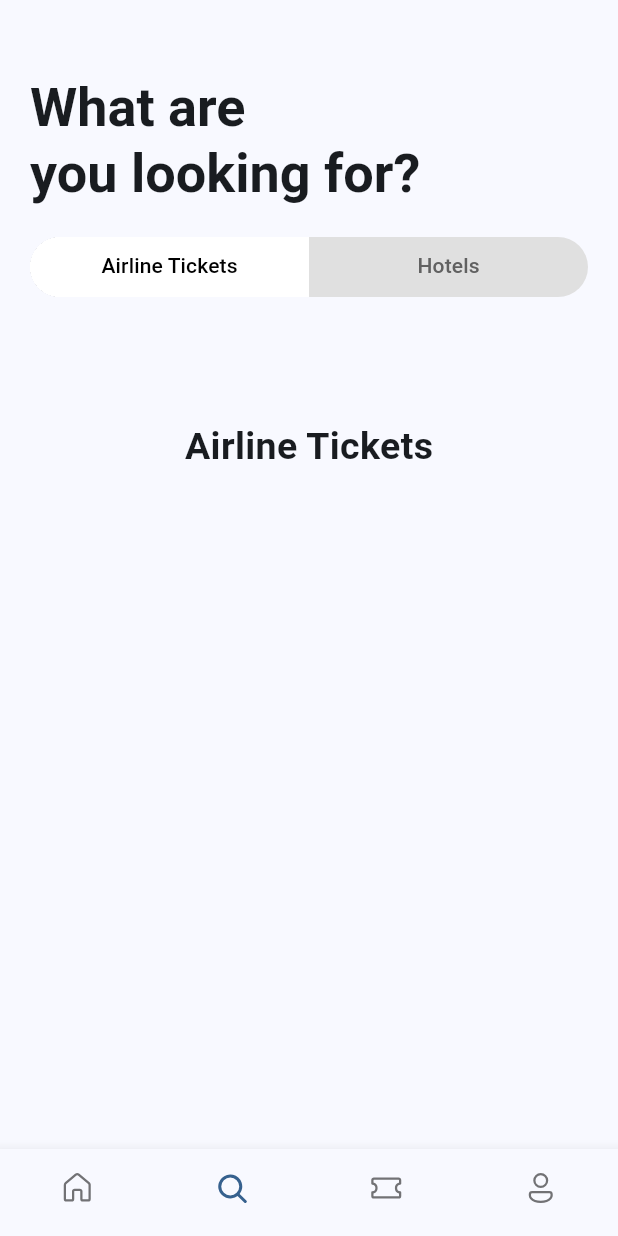
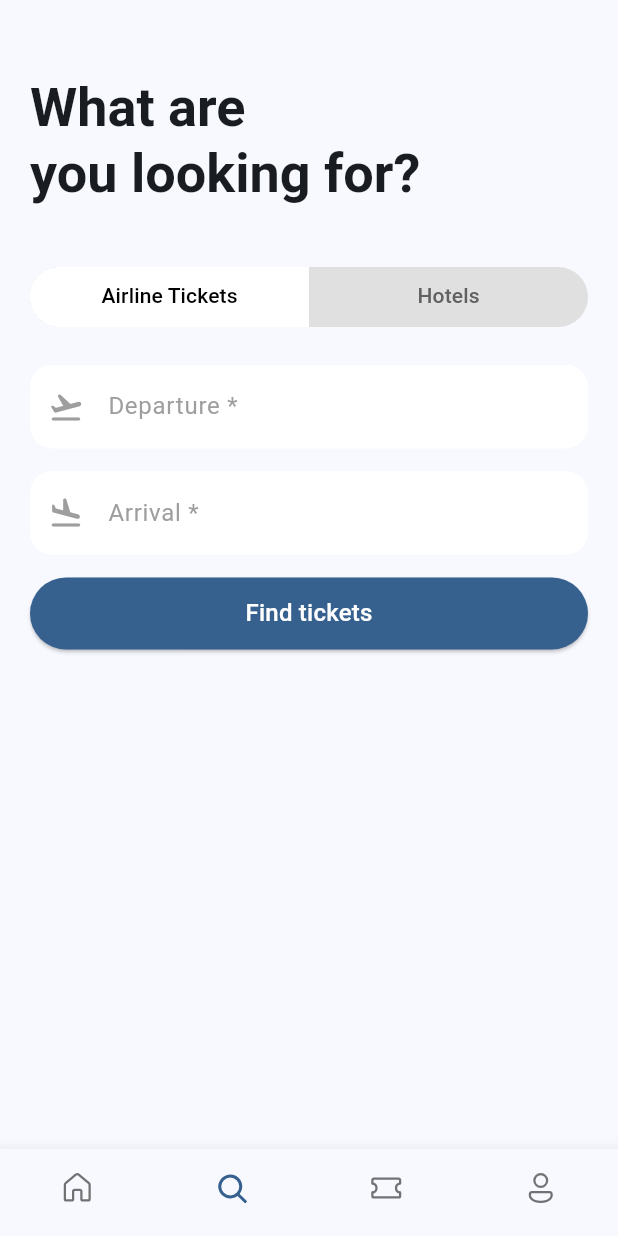
Before and after one commit to alexleboucher/tickets-booking-app, a Flutter app: the screen it shows after launch, item 2 of the bottom bar chosen, on a phone screen of 412 x 824 dp. Run offline on Flutter 3.47's test engine with Material 2 defaults, Android fonts, the phone set to English and light mode, and no system bars; our stand-ins replace fluentui_icons, gap.

Commit message:
Added search tickets and hotels forms on search screen

```diff
--- a/lib/screens/search_screen.dart
+++ b/lib/screens/search_screen.dart
@@ -9,11 +9,13 @@
   @override
   Widget build(BuildContext context) {
     return ListView(
-      padding: const EdgeInsets.only(top: 50, bottom: 20, right: 20, left: 20),
       children: const [
-        DisplayText(
-          'What are\nyou looking for?',
-          textStyle: DisplayStyle.displaySmall,
+        Padding(
+          padding: EdgeInsets.only(top: 50, bottom: 20, right: 20, left: 20),
+          child: DisplayText(
+            'What are\nyou looking for?',
+            textStyle: DisplayStyle.displaySmall,
+          ),
         ),
         Gap(20),
         SearchFlightsHotels(),
--- /dev/null
+++ b/lib/widgets/search/search_flights_form.dart
@@ -0,0 +1,96 @@
+import 'package:flutter/material.dart';
+import 'package:gap/gap.dart';
+import 'package:tickets_booking_app/widgets/ui/input/text_input.dart';
+import 'package:tickets_booking_app/widgets/ui/text/text_customization.dart';
+import 'package:tickets_booking_app/widgets/ui/text/title_text.dart';
+
+class SearchFlightsForm extends StatefulWidget {
+  const SearchFlightsForm({super.key});
+
+  @override
+  State<SearchFlightsForm> createState() => _SearchFlightsFormState();
+}
+
+class _SearchFlightsFormState extends State<SearchFlightsForm> {
+  final _formKey = GlobalKey<FormState>();
+
+  @override
+  Widget build(BuildContext context) {
+    final theme = Theme.of(context);
+
+    return Container(
+      margin: const EdgeInsets.symmetric(horizontal: 20),
+      child: Form(
+        key: _formKey,
+        child: Column(
+          crossAxisAlignment: CrossAxisAlignment.stretch,
+          children: [
+            TextInput(
+              onTapOutside: (event) {
+                FocusScopeNode currentFocus = FocusScope.of(context);
+                if (!currentFocus.hasPrimaryFocus) {
+                  currentFocus.unfocus();
+                }
+              },
+              validator: (value) {
+                if (value?.trim() == '') {
+                  return 'Departure cannot be empty';
+                }
+                return null;
+              },
+              hintText: 'Departure *',
+              prefixIcon: const Icon(Icons.flight_takeoff_rounded),
+              prefixIconColor: Colors.grey.shade500,
+            ),
+            const Gap(15),
+            TextInput(
+              onTapOutside: (event) {
+                FocusScopeNode currentFocus = FocusScope.of(context);
+                if (!currentFocus.hasPrimaryFocus) {
+                  currentFocus.unfocus();
+                }
+              },
+              validator: (value) {
+                if (value?.trim() == '') {
+                  return 'Arrival cannot be empty';
+                }
+                return null;
+              },
+              hintText: 'Arrival *',
+              prefixIcon: const Icon(Icons.flight_land_rounded),
+              prefixIconColor: Colors.grey.shade500,
+            ),
+            const Gap(15),
+            ElevatedButton(
+              style: ButtonStyle(
+                backgroundColor:
+                    MaterialStateProperty.all(theme.colorScheme.primary),
+              ),
+              onPressed: () {
+                if (_formKey.currentState!.validate()) {
+                  // If the form is valid, display a snackbar. In the real world,
+                  // you'd often call a server or save the information in a database.
+                  ScaffoldMessenger.of(context).showSnackBar(
+                    const SnackBar(
+                      content: Text('Searching tickets...'),
+                      backgroundColor: Colors.green,
+                    ),
+                  );
+                }
+              },
+              child: const Padding(
+                padding: EdgeInsets.symmetric(vertical: 12),
+                child: TitleText(
+                  'Find tickets',
+                  customization: TextCustomization(
+                    color: Colors.white,
+                  ),
+                ),
+              ),
+            )
+          ],
+        ),
+      ),
+    );
+  }
+}
--- a/lib/widgets/search/search_flights_hotels.dart
+++ b/lib/widgets/search/search_flights_hotels.dart
@@ -1,4 +1,7 @@
 import 'package:flutter/material.dart';
+import 'package:gap/gap.dart';
+import 'package:tickets_booking_app/widgets/search/search_flights_form.dart';
+import 'package:tickets_booking_app/widgets/search/search_hotels_form.dart';
 
 class SearchFlightsHotels extends StatefulWidget {
   const SearchFlightsHotels({super.key});
@@ -30,6 +33,7 @@
         Container(
           clipBehavior: Clip.hardEdge,
           height: 40,
+          margin: const EdgeInsets.symmetric(horizontal: 20),
           decoration: BoxDecoration(
             color: Colors.grey.shade300,
             borderRadius: BorderRadius.circular(
@@ -56,32 +60,19 @@
             ],
           ),
         ),
-        SizedBox(
-          height: 200,
+        const Gap(25),
+        Container(
+          constraints: const BoxConstraints(
+            maxHeight: 300,
+          ),
           child: TabBarView(
             controller: tabController,
             children: const [
               // first tab bar view widget
-              Center(
-                child: Text(
-                  'Airline Tickets',
-                  style: TextStyle(
-                    fontSize: 25,
-                    fontWeight: FontWeight.w600,
-                  ),
-                ),
-              ),
+              SearchFlightsForm(),
 
               // second tab bar view widget
-              Center(
-                child: Text(
-                  'Hotels',
-                  style: TextStyle(
-                    fontSize: 25,
-                    fontWeight: FontWeight.w600,
-                  ),
-                ),
-              ),
+              SearchHotelsForm(),
             ],
           ),
         ),
--- a/lib/widgets/ui/input/text_input.dart
+++ b/lib/widgets/ui/input/text_input.dart
@@ -6,24 +6,37 @@
     this.prefixIcon,
     this.hintText,
     this.prefixIconColor = Colors.grey,
+    this.focusedPrefixIconColor,
     this.fillColor = Colors.white,
     this.onTapOutside,
+    this.validator,
   });
 
   final Widget? prefixIcon;
   final Color fillColor;
-  final Color? prefixIconColor;
+  final Color prefixIconColor;
+  final Color? focusedPrefixIconColor;
   final String? hintText;
   final void Function(PointerDownEvent)? onTapOutside;
+  final String? Function(String?)? validator;
 
   @override
   Widget build(BuildContext context) {
+    final theme = Theme.of(context);
+
     return TextFormField(
       onTapOutside: onTapOutside,
+      validator: validator,
+      autovalidateMode: AutovalidateMode.onUserInteraction,
       decoration: InputDecoration(
         filled: true,
         fillColor: fillColor,
-        prefixIconColor: prefixIconColor,
+        prefixIconColor: MaterialStateColor.resolveWith((states) {
+          if (states.contains(MaterialState.focused)) {
+            return focusedPrefixIconColor ?? theme.colorScheme.primary;
+          }
+          return prefixIconColor;
+        }),
         prefixIcon: prefixIcon,
         hintText: hintText,
         hintStyle: TextStyle(color: Colors.grey.shade500),
```
Also changed, not shown: lib/widgets/search/search_hotels_form.dart (added, +78 -0 lines).
